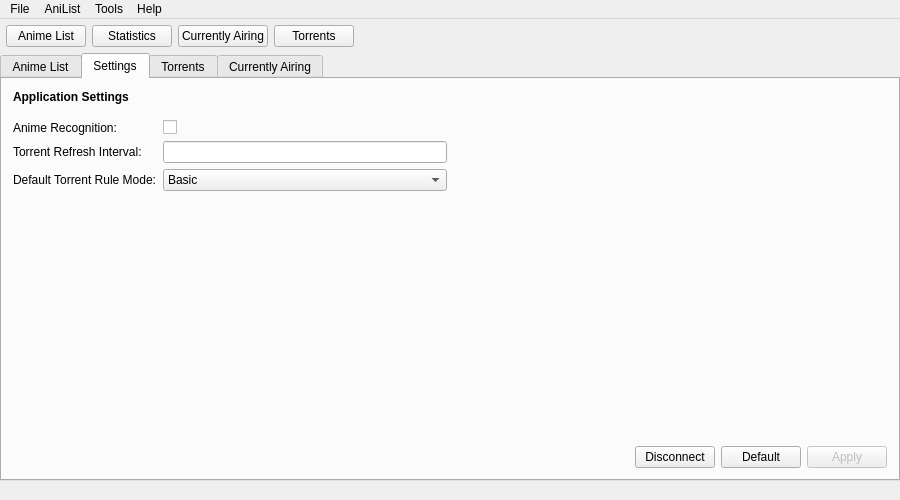
Before: the Qt Designer form src/gui/mainwindow.ui in killmaster/Shinjiru, drawn with Qt 5.
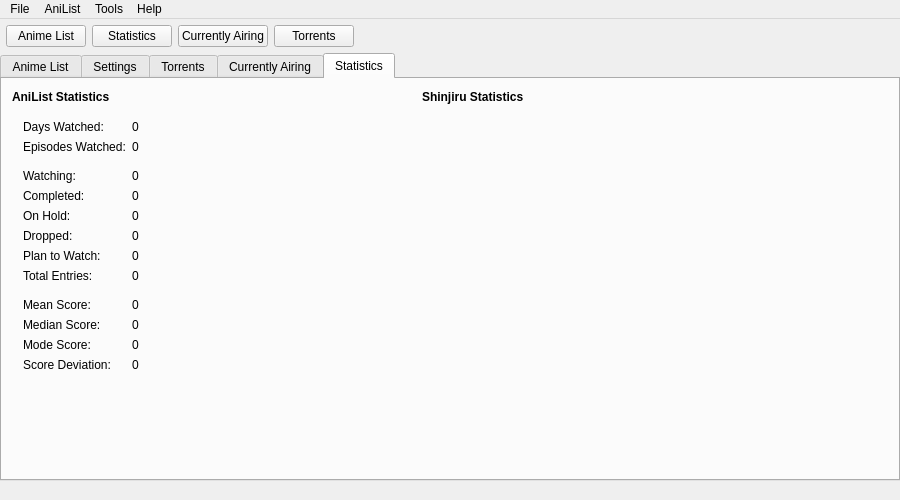
After: the same form once the commit is applied.

Commit message: Statistics page & tray messages

The edit to the form file:
```diff
--- a/src/gui/mainwindow.ui
+++ b/src/gui/mainwindow.ui
@@ -116,7 +116,7 @@
     <item>
      <widget class="QTabWidget" name="tabWidget">
       <property name="currentIndex">
-       <number>1</number>
+       <number>4</number>
       </property>
       <widget class="QWidget" name="tab">
        <attribute name="title">
@@ -527,6 +527,246 @@
         </item>
        </layout>
       </widget>
+      <widget class="QWidget" name="tab_4">
+       <attribute name="title">
+        <string>Statistics</string>
+       </attribute>
+       <widget class="QLabel" name="label_4">
+        <property name="geometry">
+         <rect>
+          <x>10</x>
+          <y>10</y>
+          <width>141</width>
+          <height>16</height>
+         </rect>
+        </property>
+        <property name="font">
+         <font>
+          <weight>75</weight>
+          <bold>true</bold>
+         </font>
+        </property>
+        <property name="text">
+         <string>AniList Statistics</string>
+        </property>
+       </widget>
+       <widget class="QWidget" name="formLayoutWidget">
+        <property name="geometry">
+         <rect>
+          <x>10</x>
+          <y>30</y>
+          <width>321</width>
+          <height>351</height>
+         </rect>
+        </property>
+        <layout class="QFormLayout" name="formLayout_2">
+         <property name="fieldGrowthPolicy">
+          <enum>QFormLayout::AllNonFixedFieldsGrow</enum>
+         </property>
+         <item row="0" column="0">
+          <widget class="QLabel" name="lbl_8">
+           <property name="text">
+            <string>Days Watched: </string>
+           </property>
+          </widget>
+         </item>
+         <item row="0" column="1">
+          <widget class="QLabel" name="lblDaysWatched">
+           <property name="text">
+            <string>0</string>
+           </property>
+          </widget>
+         </item>
+         <item row="1" column="0">
+          <widget class="QLabel" name="lbl">
+           <property name="text">
+            <string>Episodes Watched:</string>
+           </property>
+          </widget>
+         </item>
+         <item row="1" column="1">
+          <widget class="QLabel" name="lblEpisodesWatched">
+           <property name="text">
+            <string>0</string>
+           </property>
+          </widget>
+         </item>
+         <item row="2" column="0">
+          <widget class="Line" name="line">
+           <property name="orientation">
+            <enum>Qt::Horizontal</enum>
+           </property>
+          </widget>
+         </item>
+         <item row="3" column="0">
+          <widget class="QLabel" name="lbl_3">
+           <property name="text">
+            <string>Watching:</string>
+           </property>
+          </widget>
+         </item>
+         <item row="3" column="1">
+          <widget class="QLabel" name="lblWatching">
+           <property name="text">
+            <string>0</string>
+           </property>
+          </widget>
+         </item>
+         <item row="4" column="0">
+          <widget class="QLabel" name="lbl_2">
+           <property name="text">
+            <string>Completed:</string>
+           </property>
+          </widget>
+         </item>
+         <item row="4" column="1">
+          <widget class="QLabel" name="lblCompleted">
+           <property name="text">
+            <string>0</string>
+           </property>
+          </widget>
+         </item>
+         <item row="5" column="0">
+          <widget class="QLabel" name="lbl_4">
+           <property name="text">
+            <string>On Hold:</string>
+           </property>
+          </widget>
+         </item>
+         <item row="5" column="1">
+          <widget class="QLabel" name="lblOnHold">
+           <property name="text">
+            <string>0</string>
+           </property>
+          </widget>
+         </item>
+         <item row="6" column="0">
+          <widget class="QLabel" name="lbl_5">
+           <property name="text">
+            <string>Dropped:</string>
+           </property>
+          </widget>
+         </item>
+         <item row="6" column="1">
+          <widget class="QLabel" name="lblDropped">
+           <property name="text">
+            <string>0</string>
+           </property>
+          </widget>
+         </item>
+         <item row="7" column="0">
+          <widget class="QLabel" name="lbl_6">
+           <property name="text">
+            <string>Plan to Watch: </string>
+           </property>
+          </widget>
+         </item>
+         <item row="7" column="1">
+          <widget class="QLabel" name="lblPlanToWatch">
+           <property name="text">
+            <string>0</string>
+           </property>
+          </widget>
+         </item>
+         <item row="8" column="0">
+          <widget class="QLabel" name="lbl_7">
+           <property name="text">
+            <string>Total Entries:</string>
+           </property>
+          </widget>
+         </item>
+         <item row="8" column="1">
+          <widget class="QLabel" name="lblTotalEntries">
+           <property name="text">
+            <string>0</string>
+           </property>
+          </widget>
+         </item>
+         <item row="10" column="0">
+          <widget class="QLabel" name="lbl_9">
+           <property name="text">
+            <string>Mean Score:</string>
+           </property>
+          </widget>
+         </item>
+         <item row="10" column="1">
+          <widget class="QLabel" name="lblMean">
+           <property name="text">
+            <string>0</string>
+           </property>
+          </widget>
+         </item>
+         <item row="11" column="0">
+          <widget class="QLabel" name="lbl_10">
+           <property name="text">
+            <string>Median Score:</string>
+           </property>
+          </widget>
+         </item>
+         <item row="11" column="1">
+          <widget class="QLabel" name="lblMedian">
+           <property name="text">
+            <string>0</string>
+           </property>
+          </widget>
+         </item>
+         <item row="12" column="0">
+          <widget class="QLabel" name="lbl_11">
+           <property name="text">
+            <string>Mode Score:</string>
+           </property>
+          </widget>
+         </item>
+         <item row="12" column="1">
+          <widget class="QLabel" name="lblMode">
+           <property name="text">
+            <string>0</string>
+           </property>
+          </widget>
+         </item>
+         <item row="13" column="0">
+          <widget class="QLabel" name="lbl_12">
+           <property name="text">
+            <string>Score Deviation:</string>
+           </property>
+          </widget>
+         </item>
+         <item row="13" column="1">
+          <widget class="QLabel" name="lblScoreDeviation">
+           <property name="text">
+            <string>0</string>
+           </property>
+          </widget>
+         </item>
+         <item row="9" column="0">
+          <widget class="Line" name="line_2">
+           <property name="orientation">
+            <enum>Qt::Horizontal</enum>
+           </property>
+          </widget>
+         </item>
+        </layout>
+       </widget>
+       <widget class="QLabel" name="label_2">
+        <property name="geometry">
+         <rect>
+          <x>420</x>
+          <y>10</y>
+          <width>231</width>
+          <height>16</height>
+         </rect>
+        </property>
+        <property name="font">
+         <font>
+          <weight>75</weight>
+          <bold>true</bold>
+         </font>
+        </property>
+        <property name="text">
+         <string>Shinjiru Statistics</string>
+        </property>
+       </widget>
+      </widget>
      </widget>
     </item>
    </layout>
```
The commit also changes 11 other files.
